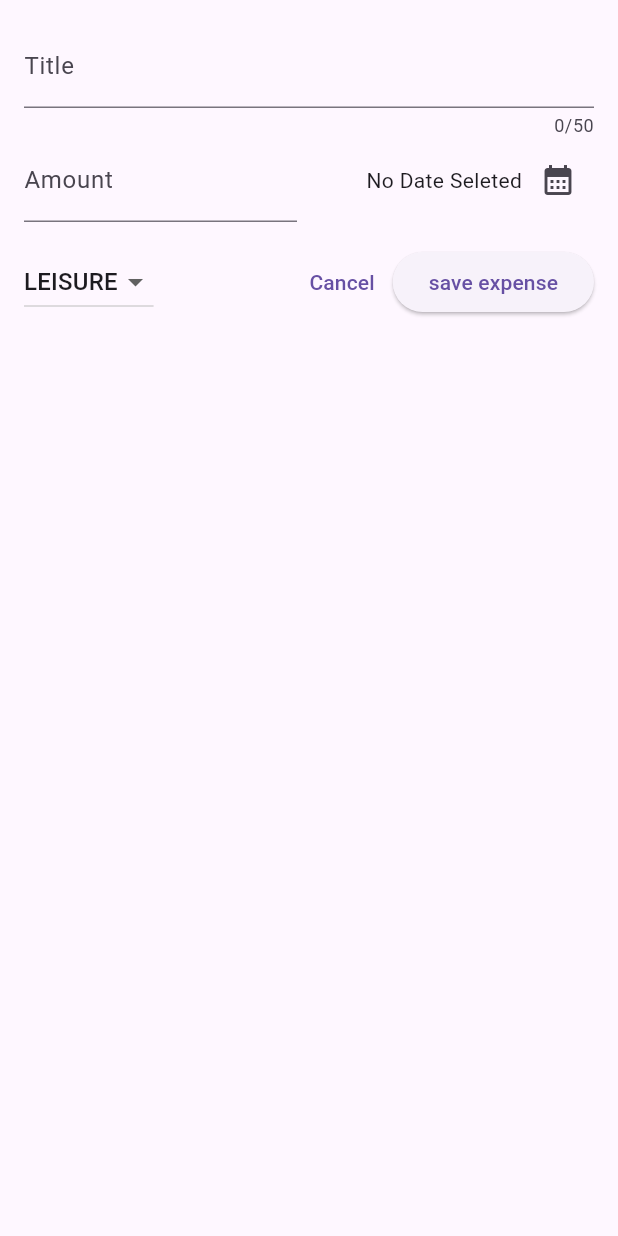
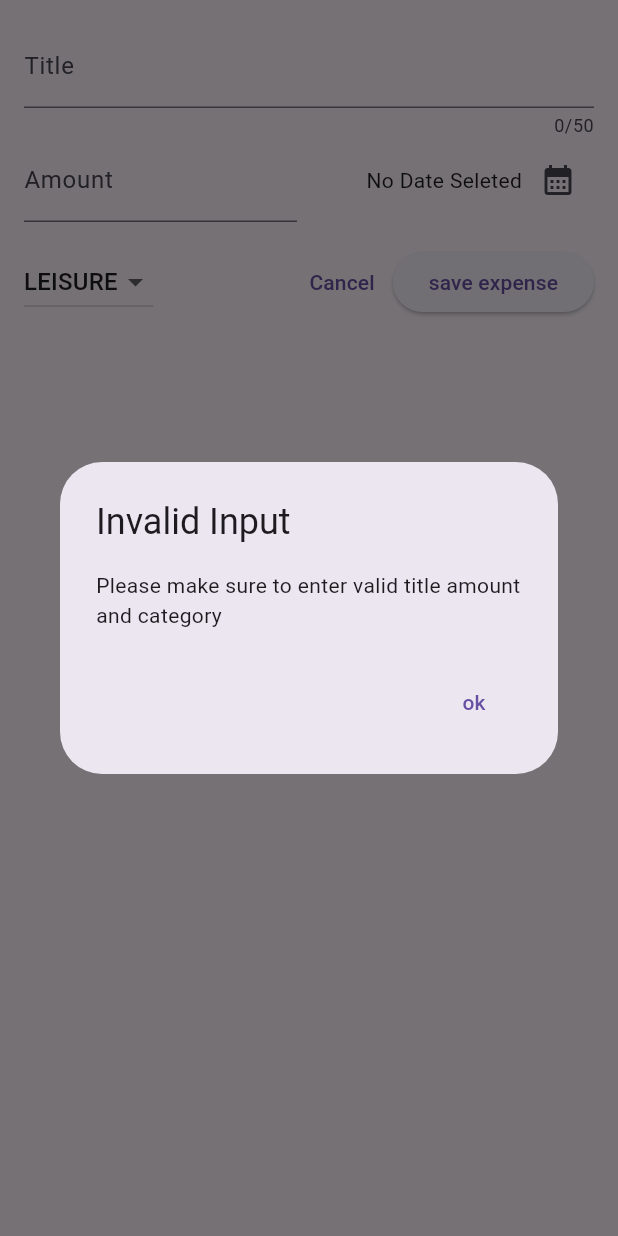
Before and after one commit to Musawarchan/flutter_expense_tracker_app, a Flutter app: the NewExpense widget shown alone on an empty page, opened directly, after a tap on "save expense", on a phone screen of 412 x 824 dp. Run offline on Flutter 3.47's test engine with Material 3 defaults, Android fonts, the phone set to English and light mode, and no system bars.

Commit message:
validating input

```diff
--- a/lib/widgets/new_expense.dart
+++ b/lib/widgets/new_expense.dart
@@ -29,6 +29,33 @@ class _NewExpenseState extends State<NewExpense> {
     setState(() {
       _selectedDate = pickedDate;
     });
+  }
+
+  void _submitExpenseForm() {
+    final enteredAMount = double.tryParse(_AmountController.text);
+
+    final AmountIsInvalid = enteredAMount == null || enteredAMount <= 0;
+    if (_titleController.text.trim().isEmpty ||
+        AmountIsInvalid ||
+        _selectedDate == null) {
+      showDialog(
+        context: context,
+        builder: (ctx) => AlertDialog(
+          title: Text('Invalid Input'),
+          content:
+              Text('Please make sure to enter valid title amount and category'),
+          actions: [
+            TextButton(
+              onPressed: () {
+                Navigator.pop(ctx);
+              },
+              child: Text('ok'),
+            )
+          ],
+        ),
+      );
+      return;
+    }
   }
 
   @override
@@ -116,10 +143,7 @@ class _NewExpenseState extends State<NewExpense> {
                 child: const Text('Cancel'),
               ),
               ElevatedButton(
-                onPressed: () {
-                  print(_titleController.text);
-                  print(_AmountController.text);
-                },
+                onPressed: _submitExpenseForm,
                 child: const Text('save expense'),
               ),
             ],
```
